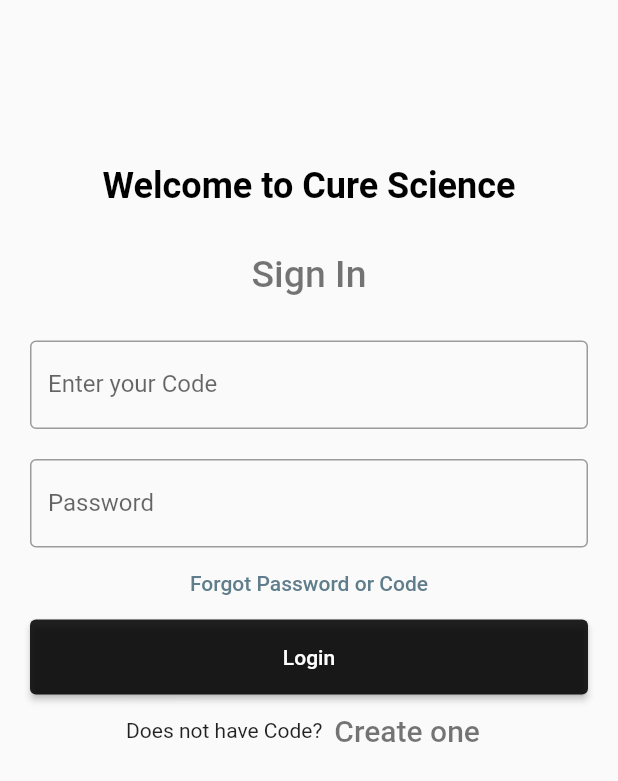
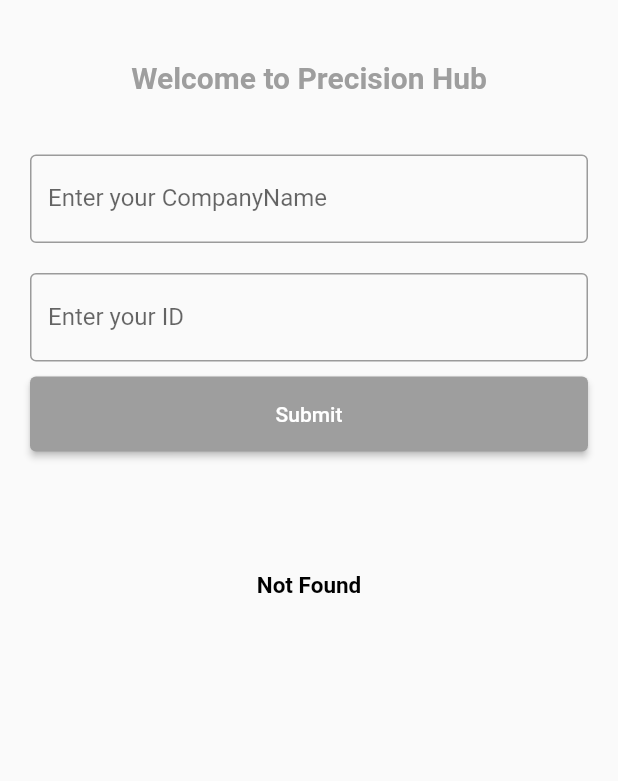
Before and after one commit to mksrivatsava/CureScience, a Flutter app: the screen it shows after launch, after a tap on "Create one", on a phone screen of 412 x 824 dp. Shown: the top 781 px of the screen. Run offline on Flutter 3.47's test engine with Material 2 defaults, Android fonts, the phone set to English and light mode, and no system bars.

Commit message:
Intial commit update

```diff
--- a/lib/AppRoutes.dart
+++ b/lib/AppRoutes.dart
@@ -1,6 +1,9 @@
 import 'package:curescience/company.dart';
+import 'package:curescience/company2.dart';
+import 'package:curescience/signUp.dart';
 
 class AppRoutes {
   static const companyScreen = "/companyScreen";
-
+  static const companyScreen2 = "/companyScreen2";
+  static const signUp = "/signUp";
 }
--- /dev/null
+++ b/lib/company2.dart
@@ -0,0 +1,35 @@
+import 'package:flutter/cupertino.dart';
+import 'package:flutter/material.dart';
+//
+// Widget build(BuildContext context) {
+//
+//   return MaterialApp(
+//       home: Scaffold(
+//       body: companyScreen(),
+//       )
+//   );
+// }
+class companyScreen2 extends StatefulWidget{
+  // const companyScreen({Key? key}) : super(key: key);
+  @override
+  _LoginScreenState1 createState() => _LoginScreenState1();
+}
+class _LoginScreenState1 extends State<companyScreen2> {
+  TextEditingController nameController = TextEditingController();
+  TextEditingController passwordController = TextEditingController();
+  @override
+  Widget build(BuildContext context) {
+    return Scaffold(
+      body: Container(
+          alignment: Alignment.center,
+          padding: const EdgeInsets.all(10),
+          child: Text(
+            'Welcome to CompanyScreen2',
+            style: TextStyle(
+                color: Colors.black,
+                fontWeight: FontWeight.w700,
+                fontSize: 20),
+          )),
+    );
+  }
+}
--- a/lib/dynamiclinks.dart
+++ b/lib/dynamiclinks.dart
@@ -1,8 +1,10 @@
+import 'package:curescience/signUp.dart';
 import 'package:flutter/cupertino.dart';
 import 'package:flutter/material.dart';
 
 import 'AppRoutes.dart';
 import 'company.dart';
+import 'company2.dart';
 
 class RouteManager {
   static Route<dynamic> generateRoute(RouteSettings settings) {
@@ -15,6 +17,18 @@ class RouteManager {
         return MaterialPageRoute(
           settings: RouteSettings(name: AppRoutes.companyScreen),
           builder: (context) => companyScreen()
+        );
+        break;
+      case AppRoutes.companyScreen2:
+        return MaterialPageRoute(
+            settings: RouteSettings(name: AppRoutes.companyScreen2),
+            builder: (context) => companyScreen2()
+        );
+        break;
+      case AppRoutes.signUp:
+        return MaterialPageRoute(
+            settings: RouteSettings(name: AppRoutes.signUp),
+            builder: (context) => signUp()
         );
         break;
       default:
@@ -35,4 +49,6 @@ class RouteManager {
       );
     });
   }
+
+
 }
--- a/lib/main.dart
+++ b/lib/main.dart
@@ -1,8 +1,9 @@
+import 'package:curescience/AppRoutes.dart';
 import 'package:curescience/company.dart';
 import 'package:flutter/material.dart';
 
 import 'dynamiclinks.dart';
-const companyScreen= "/companyScreen";
+
 void main() => runApp(const MyApp());
 
 class MyApp extends StatelessWidget {
@@ -45,9 +46,9 @@ class _MyStatefulWidgetState extends State<MyStatefulWidget> {
                 alignment: Alignment.center,
                 padding: const EdgeInsets.all(10),
                 child: const Text(
-                  'Welcome to Cure Science',
+                  'Welcome to SmartHub',
                   style: TextStyle(
-                      color: Colors.black,
+                      color: Colors.green,
                       fontWeight: FontWeight.w700,
                       fontSize: 24),
                 )),
@@ -55,7 +56,7 @@ class _MyStatefulWidgetState extends State<MyStatefulWidget> {
                 alignment: Alignment.center,
                 padding: const EdgeInsets.all(20),
                 child: const Text(
-                  'Sign In',
+                  'Have Code',
                   style: TextStyle(fontSize: 25,
                   fontWeight: FontWeight.w500 ,
                   color: Colors.black54),
@@ -71,35 +72,51 @@ class _MyStatefulWidgetState extends State<MyStatefulWidget> {
               ),
             ),
             Container(
+                alignment: Alignment.center,
+                padding: const EdgeInsets.all(10),
+                child: const Text(
+                  'OR',
+                  style: TextStyle(fontSize: 20,
+                      fontWeight: FontWeight.w500 ,
+                      color: Colors.black54),
+                )),
+            Container(
               padding: const EdgeInsets.fromLTRB(10, 10, 10, 0),
               child: TextField(
                 obscureText: true,
                 controller: passwordController,
+                keyboardType: TextInputType.number,
                 decoration: const InputDecoration(
                   border: OutlineInputBorder(),
-                  labelText: 'Password',
+
+                  labelText: 'Enter PhoneNumber',
                 ),
               ),
             ),
-            TextButton(
-              onPressed: () {
-                //forgot password screen
-              },
-              child: const Text('Forgot Password or Code',
-                style: TextStyle(color: Colors.blueGrey),
-              ) ),
+            // TextButton(
+            //   onPressed: () {
+            //     //forgot password screen
+            //   },
+            //   child: const Text('Forgot Password or Code',
+            //     style: TextStyle(color: Colors.blueGrey),
+            //   ) ),
             Container(
                 height: 50,
-                padding: const EdgeInsets.fromLTRB(10, 0, 10, 0),
+                padding: const EdgeInsets.fromLTRB(10, 10, 10, 0),
                 child: ElevatedButton(
                   style: ElevatedButton.styleFrom(
-                      primary: Colors.black87,
+                      primary: Colors.grey,
                       ),
-                  child: const Text('Login',
+                  child: const Text('Submit',
                         style: TextStyle(color: Colors.white),
                   ),
                   onPressed: () {
-                    Navigator.pushNamed(context,companyScreen);
+                    print(nameController.text);
+                    if(nameController.text == "C1"){
+                    Navigator.pushNamed(context,AppRoutes.companyScreen);}
+                    else if(nameController.text == "C2"){
+                    Navigator.pushNamed(context,AppRoutes.companyScreen2);
+                    }
                   },
                 )
             ),
@@ -111,10 +128,10 @@ class _MyStatefulWidgetState extends State<MyStatefulWidget> {
                   child: const Text(
                     'Create one',
                     style: TextStyle(fontSize: 20,
-                    color: Colors.black54),
+                    color: Colors.grey),
                   ),
                   onPressed: () {
-                    // Navigator.pushNamed(context,companyScreen);
+                    Navigator.pushNamed(context,AppRoutes.signUp);
                     //signup screen
                   },
                 )
--- /dev/null
+++ b/lib/signUp.dart
@@ -0,0 +1,138 @@
+import 'package:flutter/cupertino.dart';
+import 'package:flutter/material.dart';
+
+import 'AppRoutes.dart';
+String _textString = 'Not Found' ;
+String text = '';
+String code = '';
+
+class signUp extends StatefulWidget{
+  const signUp({super.key});
+  @override
+  _SigninScreenState createState() => _SigninScreenState();
+}
+class _SigninScreenState extends State<signUp> {
+
+  TextEditingController nameController = TextEditingController();
+  TextEditingController idController = TextEditingController();
+  TextEditingController passwordController = TextEditingController();
+  @override
+  Widget build(BuildContext context) {
+    return Scaffold(
+      body: Container(
+          alignment: Alignment.center,
+          padding: const EdgeInsets.all(10),
+          // child: Text(
+          //   'Welcome to CompanyScreen1',
+          //   style: TextStyle(
+          //       color: Colors.black,
+          //       fontWeight: FontWeight.w700,
+          //       fontSize: 20),
+          // ),
+          child: ListView(
+           children: <Widget>[
+             Container(
+                 alignment: Alignment.center,
+                 padding: const EdgeInsets.all(30),
+                 child: const Text(
+                   'Welcome to Precision Hub',
+                   style: TextStyle(
+                       color: Colors.grey,
+                       fontWeight: FontWeight.w700,
+                       fontSize: 20),
+                 )),
+                Container(
+              padding: const EdgeInsets.all(10),
+                child: TextField(
+              controller: nameController,
+              decoration: const InputDecoration(
+              border: OutlineInputBorder(),
+             labelText: 'Enter your CompanyName',
+               ),
+          ),
+        ),
+          Container(
+           padding: const EdgeInsets.all(10),
+            child: TextField(
+            controller: idController,
+            decoration: const InputDecoration(
+           border: OutlineInputBorder(),
+            labelText: 'Enter your ID',
+              ),
+           ),
+       ),
+         // Container(
+         //     padding: const EdgeInsets.all(10),
+         //         child: TextField(
+         //     controller: passwordController,
+         //      decoration: const InputDecoration(
+         //       border: OutlineInputBorder(),
+         //       labelText: 'Password',
+         //    ),
+         //       ),
+         //    ),
+
+           Container(
+             height: 50,
+             padding: const EdgeInsets.fromLTRB(10, 0, 10, 0),
+                 child: ElevatedButton(
+                    style: ElevatedButton.styleFrom(
+            primary: Colors.grey,
+                 ),
+            child: const Text('Submit',
+            style: TextStyle(color: Colors.white),
+            ),
+
+            onPressed: () {
+              text= nameController.text;
+              code = idController.text;
+              _doSomething();
+                      // showCode;
+             // String code = nameController.text;
+             //  Container(
+             //      alignment: Alignment.center,
+             //      padding: const EdgeInsets.all(40),
+             //      child: Text(
+             //       "Your Code is $code",
+             //        style: TextStyle(
+             //            color: Colors.black,
+             //            fontWeight: FontWeight.w700,
+             //            fontSize: 24),
+             //      ));
+              // // print(nameController.text);
+              // if(nameController.text == "C1"){
+              // Navigator.pushNamed(context,AppRoutes.companyScreen);}
+              // else if(nameController.text == "C2"){
+              // Navigator.pushNamed(context,AppRoutes.companyScreen2);
+              },
+          )
+          ),
+             Container(
+                 alignment: Alignment.center,
+                 padding: const EdgeInsets.all(80),
+                 child: Text(
+                   _textString,
+                   style: TextStyle(
+                       color: Colors.black,
+                       fontWeight: FontWeight.w700,
+                       fontSize: 15),
+                 )),
+          ]
+          )),
+
+
+    );
+
+  }
+
+  void _doSomething() {
+    // Using the callback State.setState() is the only way to get the build
+    // method to rerun with the updated state value.
+    setState(() {
+      if(code.isEmpty || text.isEmpty){
+        _textString = "Not Found";
+      }
+      else{_textString = "Your code is $text$code";}
+    });
+  }
+  }
```
